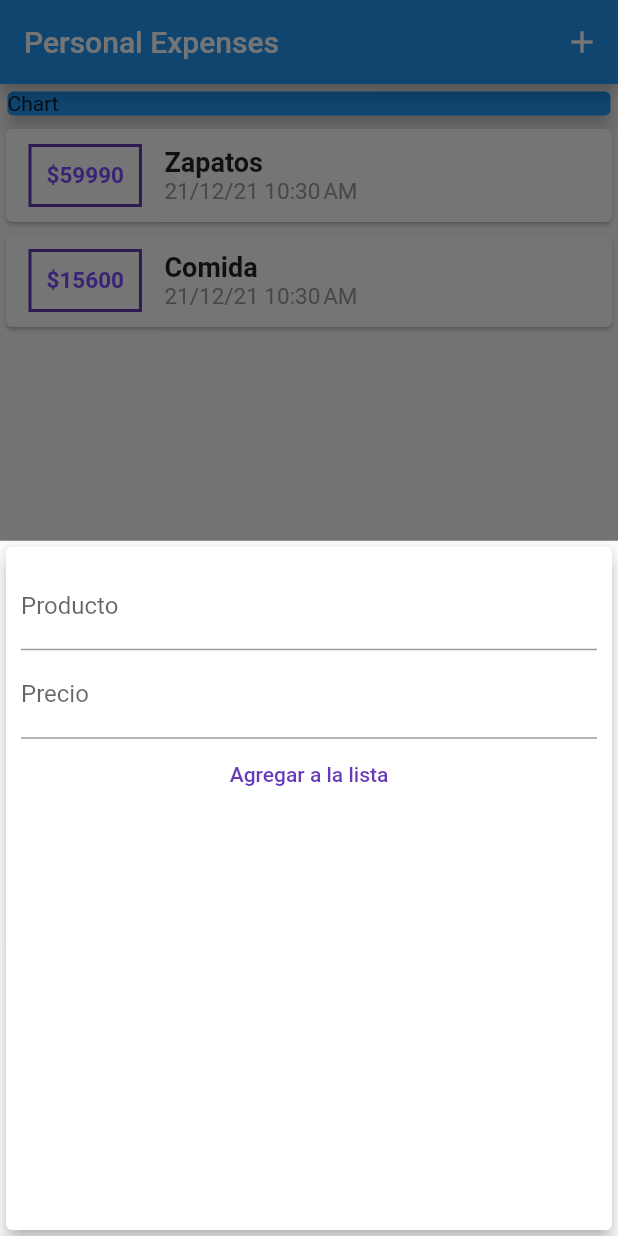
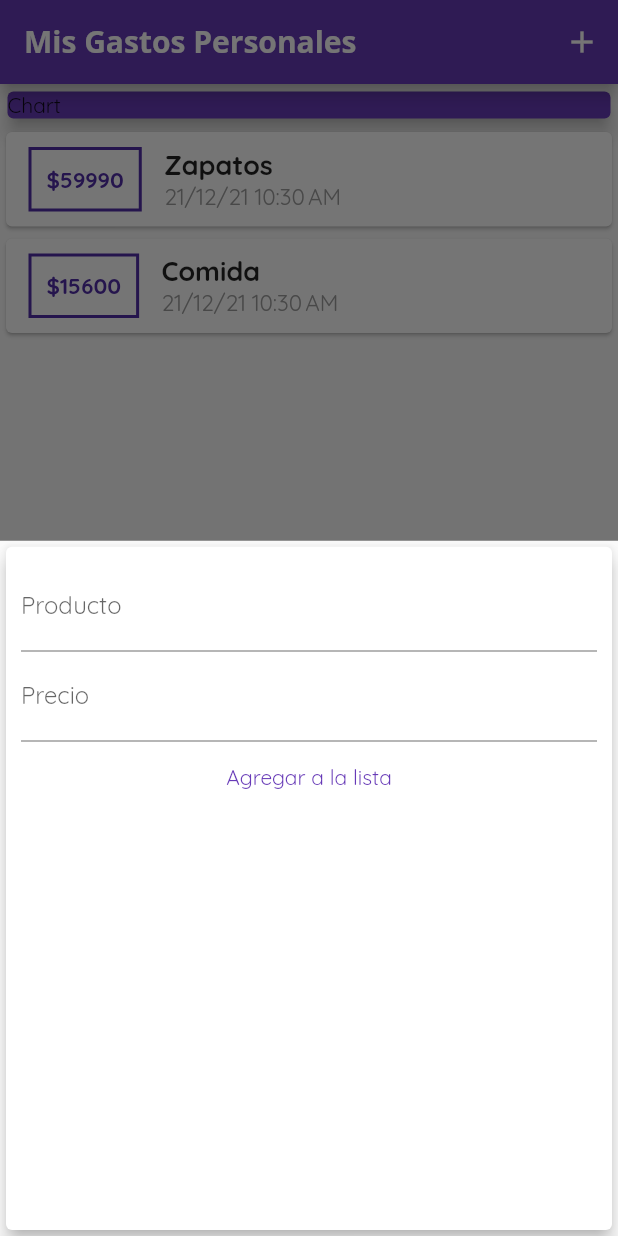
Before and after one commit to Chris-AM/Personal_Expenses, a Flutter app: the screen it shows after launch, after a tap on the "add" icon, on a phone screen of 412 x 824 dp. Run offline on Flutter 3.47's test engine with Material 2 defaults, Android fonts, the phone set to English and light mode, and no system bars.

Commit message:
declaring universal themes

```diff
--- a/lib/main.dart
+++ b/lib/main.dart
@@ -11,7 +11,24 @@ class MyApp extends StatelessWidget {
   @override
   Widget build(BuildContext context) {
     return MaterialApp(
-      title: 'Flutter App',
+      title: 'Personal Expenses',
+      theme: ThemeData(
+        primarySwatch: Colors.deepPurple,
+        colorScheme: ColorScheme.fromSwatch().copyWith(
+          primary: Colors.deepPurple,
+          secondary: Colors.blueGrey,
+        ),
+        fontFamily: 'Quicksand',
+        appBarTheme: AppBarTheme(
+          textTheme: ThemeData.light().textTheme.copyWith(
+                headline6: const TextStyle(
+                  fontFamily: 'OpenSands',
+                  fontSize: 20,
+                  fontWeight: FontWeight.bold,
+                ),
+              ),
+        ),
+      ),
       home: PersonalExpenses(),
     );
   }
@@ -69,7 +86,7 @@ class _PersonalExpensesState extends State<PersonalExpenses> {
   Widget build(BuildContext context) {
     return Scaffold(
       appBar: AppBar(
-        title: Text('Personal Expenses'),
+        title: const Text('Mis Gastos Personales'),
         actions: <Widget>[
           IconButton(
             icon: const Icon(Icons.add),
@@ -86,9 +103,9 @@ class _PersonalExpensesState extends State<PersonalExpenses> {
             Container(
               padding: const EdgeInsets.all(1.0),
               width: double.infinity,
-              child: const Card(
-                color: Colors.blue,
-                child: Text('Chart'),
+              child: Card(
+                color: Theme.of(context).primaryColor,
+                child: const Text('Chart'),
                 elevation: 5,
               ),
             ),
--- a/lib/widgets/new_transaction.dart
+++ b/lib/widgets/new_transaction.dart
@@ -55,8 +55,8 @@ class _NewTransactionState extends State<NewTransaction> {
             ),
             TextButton(
               onPressed: submitData,
-              child: const Text('Agregar a la lista'),
-              style: TextButton.styleFrom(primary: Colors.deepPurple),
+              child:  Text('Agregar a la lista'),
+              style: TextButton.styleFrom(primary: Theme.of(context).primaryColor),
             )
           ],
         ),
--- a/lib/widgets/transaction_list.dart
+++ b/lib/widgets/transaction_list.dart
@@ -25,7 +25,7 @@ class TransactionList extends StatelessWidget {
                   //styling the amount box
                   decoration: BoxDecoration(
                     border: Border.all(
-                      color: Colors.deepPurple,
+                      color: Theme.of(context).primaryColorDark,
                       width: 2,
                     ),
                   ),
@@ -33,10 +33,10 @@ class TransactionList extends StatelessWidget {
                   padding: const EdgeInsets.all(10),
                   child: Text(
                     '\$${transactions[index].amount}',
-                    style: const TextStyle(
+                    style: TextStyle(
                       fontWeight: FontWeight.bold,
                       fontSize: 15.0,
-                      color: Colors.deepPurpleAccent,
+                      color: Theme.of(context).primaryColorDark,
                     ),
                   ),
                 ),
```
